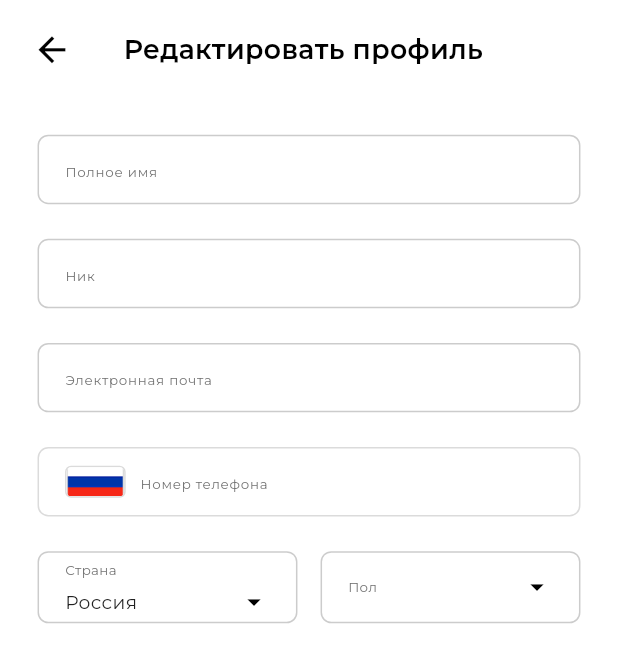
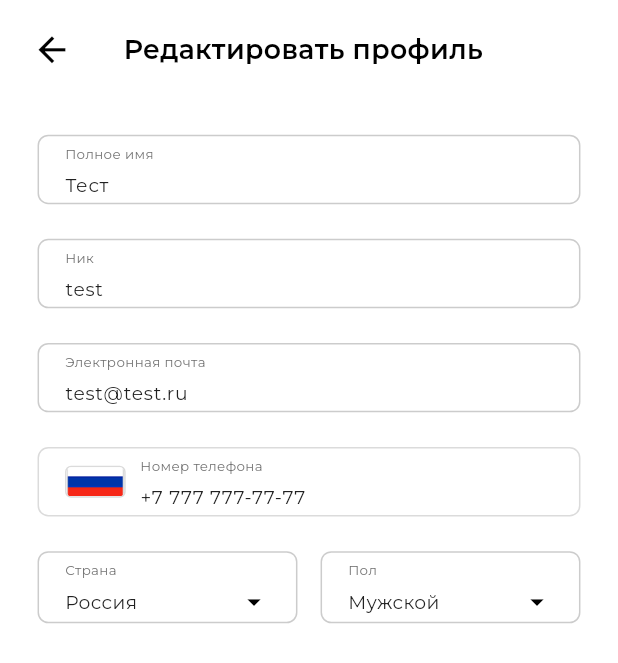
Before and after one commit to gadzhilaev/smile_ai, a Flutter app: the AccountScreen screen opened directly, on a phone screen of 412 x 824 dp. Shown: the top 663 px of the screen. Run offline on Flutter 3.47's test engine with Material 3 defaults, Android fonts, the phone set to English and light mode, and no system bars; our stand-ins replace google_fonts.

Commit message:
окончательные настройки редактора профиля

```diff
--- a/lib/screens/account_screen.dart
+++ b/lib/screens/account_screen.dart
@@ -24,7 +24,17 @@ class _AccountScreenState extends State<AccountScreen> {
   final FocusNode _phoneFocus = FocusNode();
 
   String? _selectedCountry = 'russia';
-  String? _selectedGender;
+  String? _selectedGender = 'male';
+
+  @override
+  void initState() {
+    super.initState();
+    // Предзаполняем данные пользователя
+    _fullNameController.text = 'Тест';
+    _usernameController.text = 'test';
+    _emailController.text = 'test@test.ru'; // Email пользователя
+    _phoneController.text = '+7 777 777-77-77'; // Номер телефона все 7
+  }
 
   @override
   void dispose() {
```
